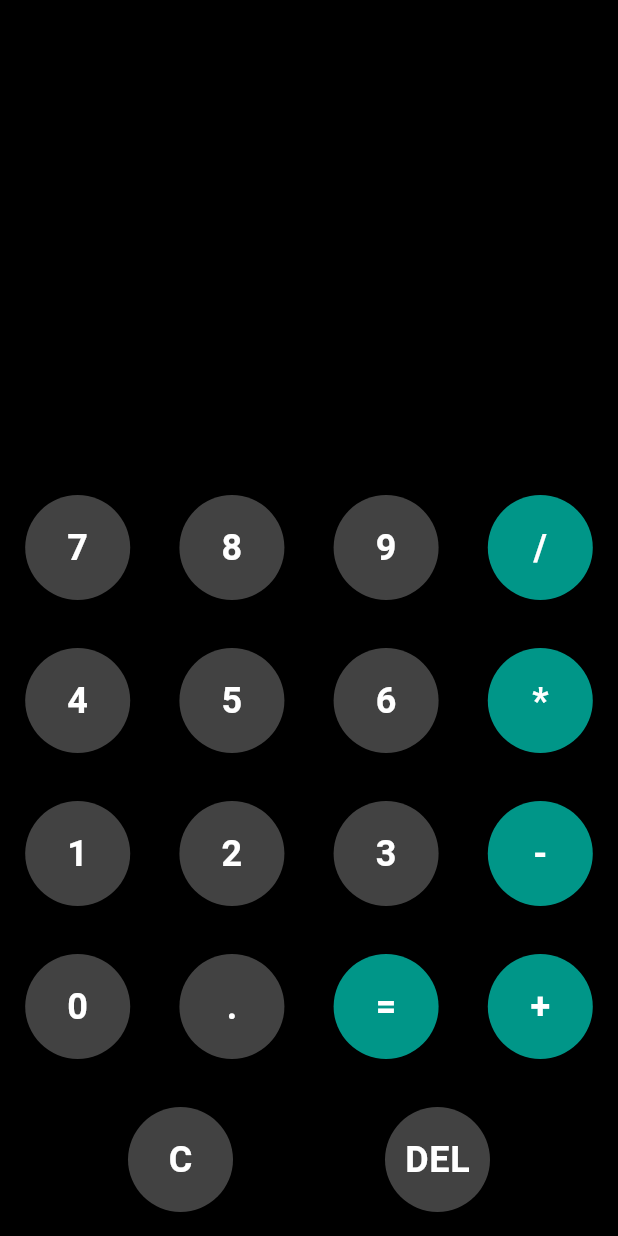
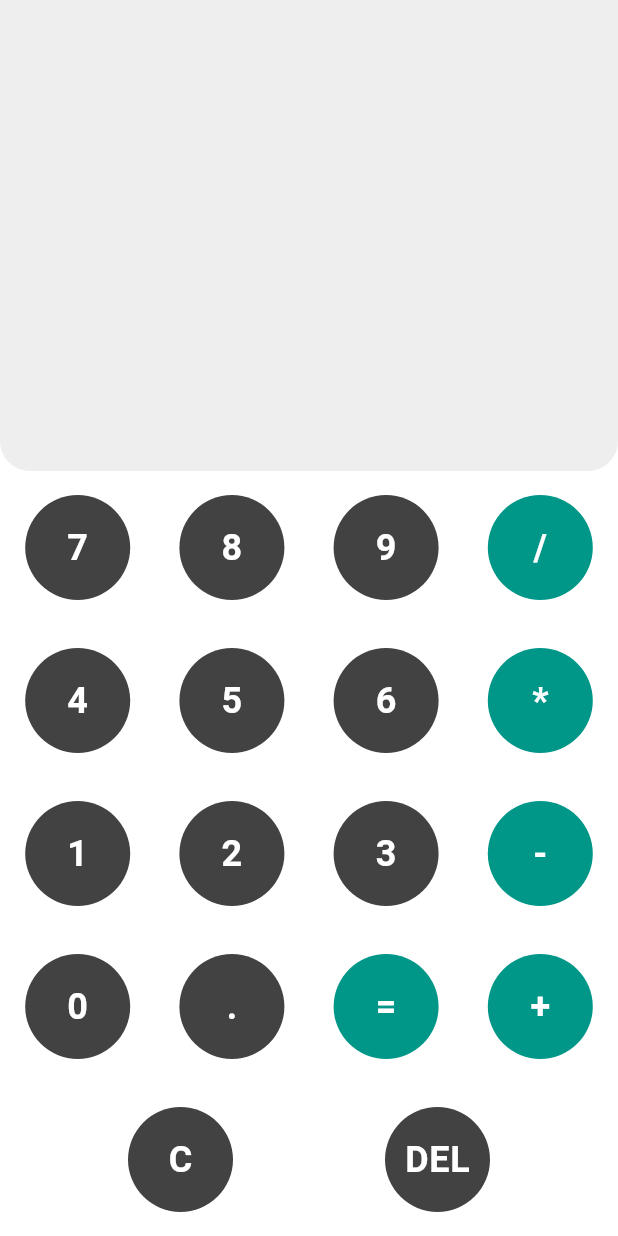
Before and after one commit to Shrinathlr/Task-manager, a Flutter app: the screen it shows after launch, on a phone screen of 412 x 824 dp. Run offline on Flutter 3.47's test engine with Material 3 defaults, Android fonts, the phone set to English and light mode, and no system bars; our stand-ins replace flutter_riverpod, riverpod.

Commit message:
app theme and screen changes

```diff
--- a/lib/core/app_theme.dart
+++ b/lib/core/app_theme.dart
@@ -4,7 +4,7 @@ class AppTheme{
   static ThemeData darkTheme = ThemeData(
     brightness: Brightness.dark,
     primaryColor: Colors.tealAccent,
-    scaffoldBackgroundColor: Colors.black,
+    scaffoldBackgroundColor: Colors.white,
     textTheme: TextTheme(
       headlineLarge: TextStyle(
         fontSize: 48,
--- a/lib/features/calculator/presentation/calculator_screen.dart
+++ b/lib/features/calculator/presentation/calculator_screen.dart
@@ -11,19 +11,31 @@ class CalculatorScreen extends ConsumerWidget {
     final expression = ref.watch(CalculatorProvider);
 
     return Scaffold(
-      body: SafeArea(
+      body: Container(
         child: Column(
           children: [
             // Display
             Expanded(
               child: Container(
+                decoration: BoxDecoration(
+                 color: Colors.grey[200],
+                 borderRadius: BorderRadius.only(
+                  bottomLeft: Radius.circular(20),
+                  bottomRight: Radius.circular(20),
+                  ),
+                ),
                 alignment: Alignment.bottomRight,
                 padding: const EdgeInsets.all(24),
+                // color: Colors.grey[300],
                 child: SingleChildScrollView(
                   reverse: true,
                   child: Text(
                     expression,
-                    style: Theme.of(context).textTheme.headlineLarge,
+                    style: TextStyle(
+                      color: Colors.black,
+                      fontSize: 60,
+                    ),
+
                   ),
                 ),
               ),
```
